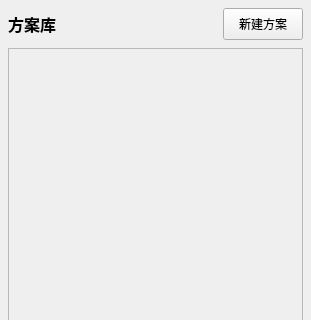
The window that SchemeGalleryWidget.ui (asd977/FlexSimulate) describes before a commit, drawn with Qt 5; both pictures show x 0 to 311 and y 0 to 320 of the 311 by 763 pixel window.
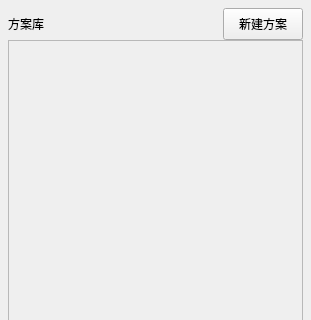
The same window after the commit. Icons and pictures are not drawn.

Commit message: style: unify scheme gallery title with other panels

Diff of the .ui file:
```diff
--- a/SchemeGalleryWidget.ui
+++ b/SchemeGalleryWidget.ui
@@ -30,12 +30,55 @@
     <number>8</number>
    </property>
    <item>
+    <widget class="QFrame" name="galleryPanel">
+     <property name="frameShape">
+      <enum>QFrame::NoFrame</enum>
+     </property>
+     <property name="frameShadow">
+      <enum>QFrame::Plain</enum>
+     </property>
+     <layout class="QVBoxLayout" name="panelLayout">
+      <property name="spacing">
+       <number>0</number>
+      </property>
+      <property name="leftMargin">
+       <number>0</number>
+      </property>
+      <property name="topMargin">
+       <number>0</number>
+      </property>
+      <property name="rightMargin">
+       <number>0</number>
+      </property>
+      <property name="bottomMargin">
+       <number>0</number>
+      </property>
+      <item>
+       <widget class="QWidget" name="toolbarWidget">
+        <property name="sizePolicy">
+         <sizepolicy hsizetype="Preferred" vsizetype="Fixed">
+          <horstretch>0</horstretch>
+          <verstretch>0</verstretch>
+         </sizepolicy>
+        </property>
     <layout class="QHBoxLayout" name="toolbarLayout">
+         <property name="spacing">
+          <number>8</number>
+         </property>
+         <property name="leftMargin">
+          <number>0</number>
+         </property>
+         <property name="topMargin">
+          <number>0</number>
+         </property>
+         <property name="rightMargin">
+          <number>0</number>
+         </property>
+         <property name="bottomMargin">
+          <number>0</number>
+         </property>
      <item>
       <widget class="QLabel" name="titleLabel">
-       <property name="styleSheet">
-        <string notr="true">font-size:16px; font-weight:600;</string>
-       </property>
        <property name="text">
         <string>方案库</string>
        </property>
@@ -78,6 +121,7 @@
       </widget>
      </item>
     </layout>
+       </widget>
    </item>
    <item>
     <widget class="QScrollArea" name="scrollArea">
@@ -111,6 +155,9 @@
        </property>
       </layout>
      </widget>
+       </widget>
+      </item>
+     </layout>
     </widget>
    </item>
   </layout>
```
Lines whose indentation alone changed are shown as unchanged. The commit also changes 1 other file.
